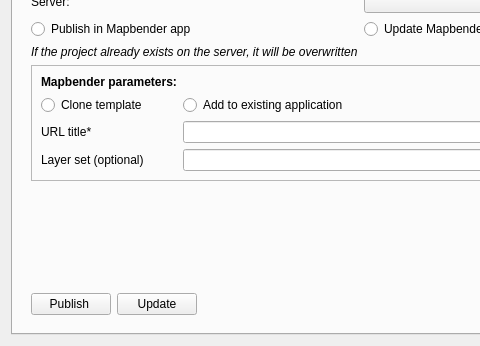
Qt form dialogs/ui/main_dialog.ui (WhereGroup/qgis2mapbender) before a commit; both pictures show x 0 to 480 and y 84 to 430 of the 687 by 430 pixel window.
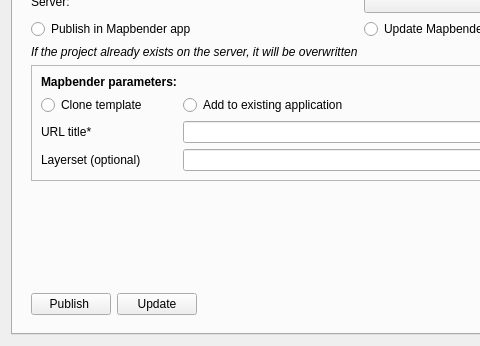
The same form after that commit. Icons and pictures are not drawn.

Commit message: update label layerset

```diff
--- a/dialogs/ui/main_dialog.ui
+++ b/dialogs/ui/main_dialog.ui
@@ -98,7 +98,7 @@
              <item row="4" column="0">
               <widget class="QLabel" name="layerSetLabel">
                <property name="text">
-                <string>Layer set (optional)</string>
+                <string>Layerset (optional)</string>
                </property>
               </widget>
              </item>
```
